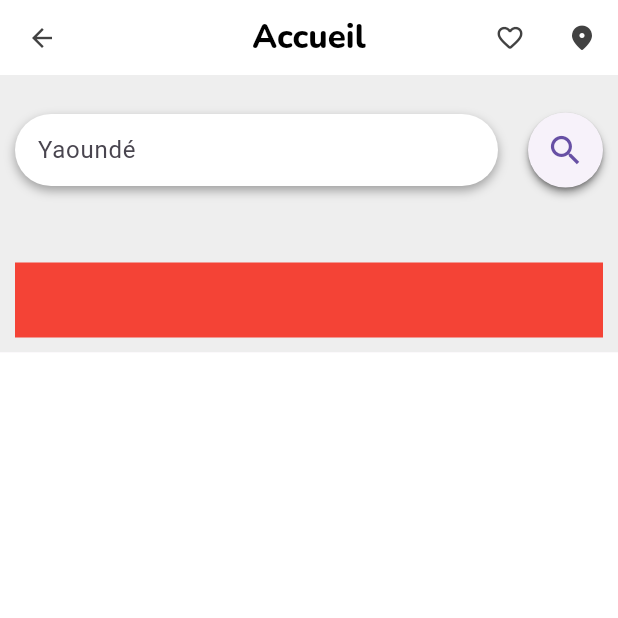
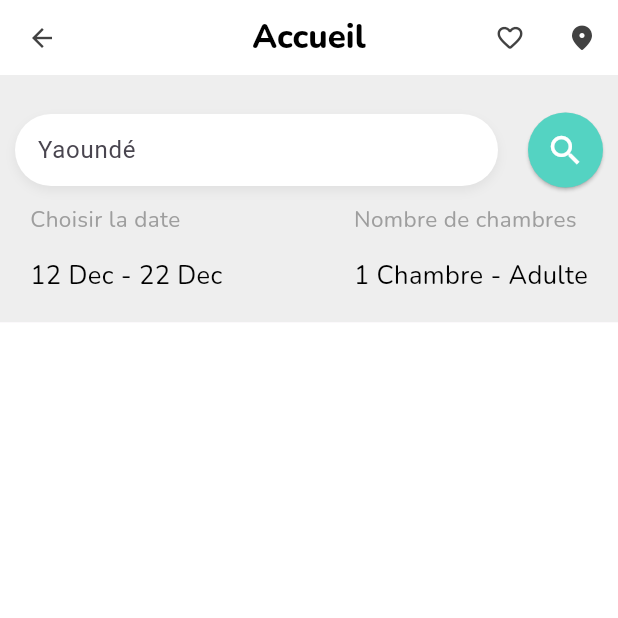
Before and after one commit to Bl00dThirsty/booking_hotel, a Flutter app: the screen it shows after launch, on a phone screen of 412 x 824 dp, the top half of it. Run offline on Flutter 3.47's test engine with Material 3 defaults, Android fonts, the phone set to English and light mode, and no system bars; our stand-ins replace google_fonts.

Commit message:
Booking_info_fe

```diff
--- a/lib/main.dart
+++ b/lib/main.dart
@@ -102,7 +102,7 @@ class SearchSection extends StatelessWidget {
                     borderRadius: BorderRadius.circular(50),
                     boxShadow: [
                       BoxShadow(
-                        color: Colors.grey,
+                        color: Colors.grey.shade300,
                         blurRadius: 5,
                         offset: Offset(0, 3),
                       ),
@@ -126,14 +126,11 @@ class SearchSection extends StatelessWidget {
                 decoration: BoxDecoration(
                   boxShadow: [
                     BoxShadow(
-                        color: Colors.grey,
-                        blurRadius: 4,
-                        offset: Offset(0, 4),
+                        color: Colors.grey.shade300
                       ),
 
                   ],
-                  borderRadius: BorderRadius.all(
-                    Radius.circular(25),
+                  borderRadius: BorderRadius.all(Radius.circular(25),
                   ),
                 ),
                 child: ElevatedButton(
@@ -144,19 +141,79 @@ class SearchSection extends StatelessWidget {
                   ),
                 style: ElevatedButton.styleFrom(
                   shape: CircleBorder(),
-                  //primary: d_green,
                   padding: EdgeInsets.all(10),
+                  backgroundColor: d_green,
+                  foregroundColor: Colors.white,
                 ),
                   ),
               )
             ],
           ),
-          SizedBox(
-            height: 50,
-          ),
-            Container(
-            height: 50,
-            color: Colors.red,),
+
+          Row(
+            mainAxisAlignment: MainAxisAlignment.spaceBetween,
+            children: [
+              Container(
+                margin: EdgeInsets.all(10),
+                child: Column(
+                  crossAxisAlignment: CrossAxisAlignment.start,
+                  children: [
+                    Text('Choisir la date',
+                    style: GoogleFonts.nunito(
+                      color: Colors.grey,
+                      fontSize: 15,
+                    ),
+                    ),
+// SizedBox pour séparer les deux champs texte
+
+
+
+                  SizedBox(
+                    height: 15,
+                  ),
+
+
+
+
+                    Text('12 Dec - 22 Dec',
+                    style: GoogleFonts.nunito(
+                      color: Colors.black,
+                      fontSize: 17,
+                    ),)
+                  ],
+                  ),
+              ),
+              Container(
+                margin: EdgeInsets.all(10),
+                child: Column(
+                  crossAxisAlignment: CrossAxisAlignment.start,
+                  children: [
+                    Text('Nombre de chambres',
+                    style: GoogleFonts.nunito(
+                      color: Colors.grey,
+                      fontSize: 15,
+                    ),),
+// SizedBox pour séparer les deux champs texte
+
+
+
+                  SizedBox(
+                    height: 15,
+                  ),
+
+
+                    Text('1 Chambre - Adulte',
+                    style: GoogleFonts.nunito(
+                      color: Colors.black,
+                      fontSize: 17,
+                      //fontWeight: FontWeight.lerp(FontWeight.w300, FontWeight.w400, 0.9),
+                    ),
+                    )
+                  ],
+                  ),
+              ),
+            ]
+            )
         ],
       ),
     );
```
